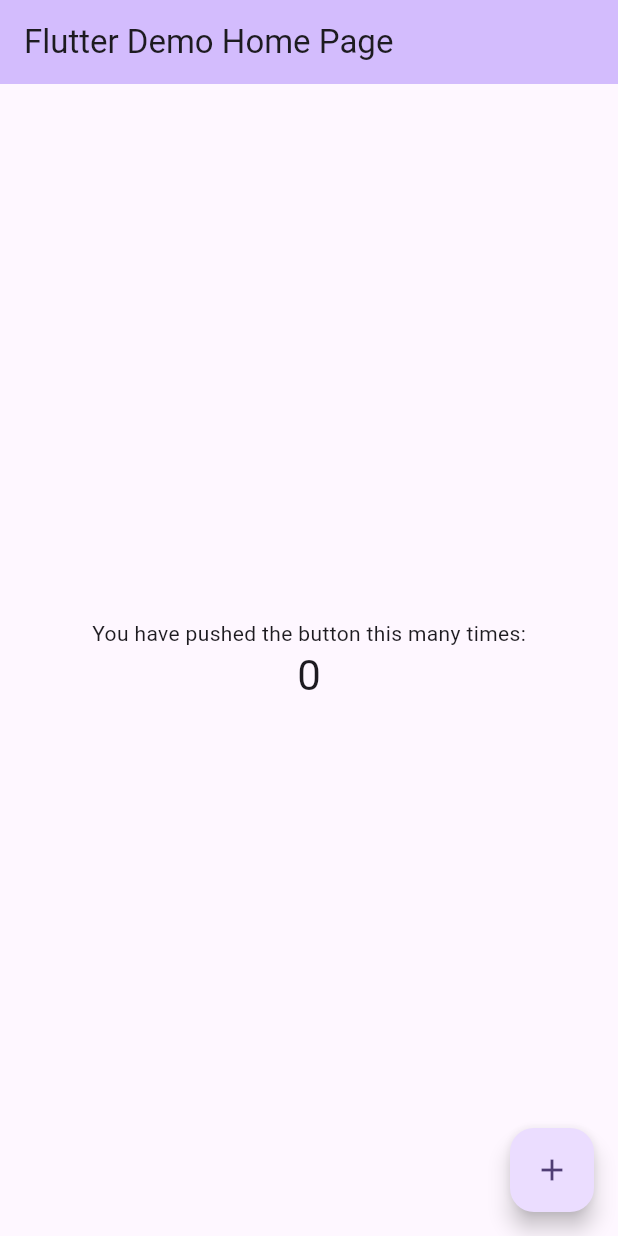
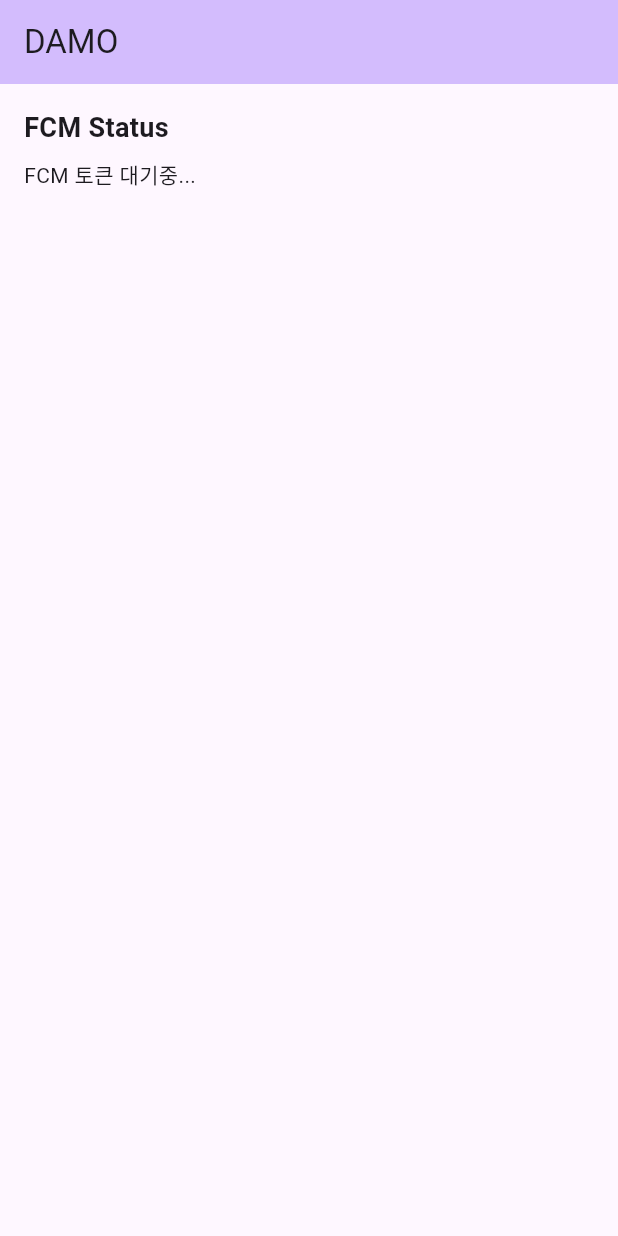
Before and after one commit to joheeyong/DAMO-flutter, a Flutter app: the screen it shows after launch, on a phone screen of 412 x 824 dp. Run offline on Flutter 3.47's test engine with Material 3 defaults, Android fonts, the phone set to English and light mode, and no system bars; our stand-ins replace firebase_core, firebase_messaging; accounts and stored records are empty; network calls fail.

Commit message:
Add FCM push notification receiving
- Add firebase_messaging for push notification support
- Handle foreground/background notifications
- Auto-register FCM token to backend server
- Show notification via SnackBar when received
- Update README with FCM feature documentation

Co-Authored-By: Claude Opus 4.6 <noreply@anthropic.com>

```diff
--- a/lib/main.dart
+++ b/lib/main.dart
@@ -1,128 +1,157 @@
 import 'package:flutter/material.dart';
 import 'package:firebase_core/firebase_core.dart';
+import 'package:firebase_messaging/firebase_messaging.dart';
+import 'package:http/http.dart' as http;
+import 'dart:convert';
 import 'firebase_options.dart';
+
+@pragma('vm:entry-point')
+Future<void> _firebaseMessagingBackgroundHandler(RemoteMessage message) async {
+  await Firebase.initializeApp(options: DefaultFirebaseOptions.currentPlatform);
+}
 
 void main() async {
   WidgetsFlutterBinding.ensureInitialized();
   await Firebase.initializeApp(
     options: DefaultFirebaseOptions.currentPlatform,
   );
+
+  FirebaseMessaging.onBackgroundMessage(_firebaseMessagingBackgroundHandler);
+
   runApp(const MyApp());
 }
 
 class MyApp extends StatelessWidget {
   const MyApp({super.key});
 
-  // This widget is the root of your application.
   @override
   Widget build(BuildContext context) {
     return MaterialApp(
-      title: 'Flutter Demo',
+      title: 'DAMO',
       theme: ThemeData(
-        // This is the theme of your application.
-        //
-        // TRY THIS: Try running your application with "flutter run". You'll see
-        // the application has a purple toolbar. Then, without quitting the app,
-        // try changing the seedColor in the colorScheme below to Colors.green
-        // and then invoke "hot reload" (save your changes or press the "hot
-        // reload" button in a Flutter-supported IDE, or press "r" if you used
-        // the command line to start the app).
-        //
-        // Notice that the counter didn't reset back to zero; the application
-        // state is not lost during the reload. To reset the state, use hot
-        // restart instead.
-        //
-        // This works for code too, not just values: Most code changes can be
-        // tested with just a hot reload.
         colorScheme: ColorScheme.fromSeed(seedColor: Colors.deepPurple),
       ),
-      home: const MyHomePage(title: 'Flutter Demo Home Page'),
+      home: const HomePage(),
     );
   }
 }
 
-class MyHomePage extends StatefulWidget {
-  const MyHomePage({super.key, required this.title});
-
-  // This widget is the home page of your application. It is stateful, meaning
-  // that it has a State object (defined below) that contains fields that affect
-  // how it looks.
-
-  // This class is the configuration for the state. It holds the values (in this
-  // case the title) provided by the parent (in this case the App widget) and
-  // used by the build method of the State. Fields in a Widget subclass are
-  // always marked "final".
-
-  final String title;
+class HomePage extends StatefulWidget {
+  const HomePage({super.key});
 
   @override
-  State<MyHomePage> createState() => _MyHomePageState();
+  State<HomePage> createState() => _HomePageState();
 }
 
-class _MyHomePageState extends State<MyHomePage> {
-  int _counter = 0;
+class _HomePageState extends State<HomePage> {
+  String _fcmToken = '';
+  String _lastMessage = '';
 
-  void _incrementCounter() {
-    setState(() {
-      // This call to setState tells the Flutter framework that something has
-      // changed in this State, which causes it to rerun the build method below
-      // so that the display can reflect the updated values. If we changed
-      // _counter without calling setState(), then the build method would not be
-      // called again, and so nothing would appear to happen.
-      _counter++;
+  static const String _apiBaseUrl = 'http://54.180.179.231:8080';
+
+  @override
+  void initState() {
+    super.initState();
+    _setupFcm();
+  }
+
+  Future<void> _setupFcm() async {
+    final messaging = FirebaseMessaging.instance;
+
+    final settings = await messaging.requestPermission(
+      alert: true,
+      badge: true,
+      sound: true,
+    );
+
+    if (settings.authorizationStatus == AuthorizationStatus.authorized) {
+      final token = await messaging.getToken();
+      if (token != null) {
+        setState(() => _fcmToken = token);
+        await _registerToken(token);
+      }
+
+      messaging.onTokenRefresh.listen((newToken) {
+        setState(() => _fcmToken = newToken);
+        _registerToken(newToken);
+      });
+    }
+
+    FirebaseMessaging.onMessage.listen((RemoteMessage message) {
+      setState(() {
+        _lastMessage =
+            '${message.notification?.title}: ${message.notification?.body}';
+      });
+
+      if (mounted) {
+        ScaffoldMessenger.of(context).showSnackBar(
+          SnackBar(
+            content: Text(_lastMessage),
+            duration: const Duration(seconds: 3),
+          ),
+        );
+      }
     });
+
+    FirebaseMessaging.onMessageOpenedApp.listen((RemoteMessage message) {
+      setState(() {
+        _lastMessage =
+            '${message.notification?.title}: ${message.notification?.body}';
+      });
+    });
+  }
+
+  Future<void> _registerToken(String token) async {
+    try {
+      await http.post(
+        Uri.parse('$_apiBaseUrl/api/fcm/register'),
+        headers: {'Content-Type': 'application/json'},
+        body: jsonEncode({
+          'token': token,
+          'platform': Theme.of(context).platform == TargetPlatform.iOS
+              ? 'ios'
+              : 'android',
+        }),
+      );
+    } catch (e) {
+      debugPrint('Token registration failed: $e');
+    }
   }
 
   @override
   Widget build(BuildContext context) {
-    // This method is rerun every time setState is called, for instance as done
-    // by the _incrementCounter method above.
-    //
-    // The Flutter framework has been optimized to make rerunning build methods
-    // fast, so that you can just rebuild anything that needs updating rather
-    // than having to individually change instances of widgets.
     return Scaffold(
       appBar: AppBar(
-        // TRY THIS: Try changing the color here to a specific color (to
-        // Colors.amber, perhaps?) and trigger a hot reload to see the AppBar
-        // change color while the other colors stay the same.
         backgroundColor: Theme.of(context).colorScheme.inversePrimary,
-        // Here we take the value from the MyHomePage object that was created by
-        // the App.build method, and use it to set our appbar title.
-        title: Text(widget.title),
+        title: const Text('DAMO'),
       ),
-      body: Center(
-        // Center is a layout widget. It takes a single child and positions it
-        // in the middle of the parent.
+      body: Padding(
+        padding: const EdgeInsets.all(16),
         child: Column(
-          // Column is also a layout widget. It takes a list of children and
-          // arranges them vertically. By default, it sizes itself to fit its
-          // children horizontally, and tries to be as tall as its parent.
-          //
-          // Column has various properties to control how it sizes itself and
-          // how it positions its children. Here we use mainAxisAlignment to
-          // center the children vertically; the main axis here is the vertical
-          // axis because Columns are vertical (the cross axis would be
-          // horizontal).
-          //
-          // TRY THIS: Invoke "debug painting" (choose the "Toggle Debug Paint"
-          // action in the IDE, or press "p" in the console), to see the
-          // wireframe for each widget.
-          mainAxisAlignment: MainAxisAlignment.center,
-          children: <Widget>[
-            const Text('You have pushed the button this many times:'),
+          crossAxisAlignment: CrossAxisAlignment.start,
+          children: [
+            const Text(
+              'FCM Status',
+              style: TextStyle(fontSize: 18, fontWeight: FontWeight.bold),
+            ),
+            const SizedBox(height: 8),
             Text(
-              '$_counter',
-              style: Theme.of(context).textTheme.headlineMedium,
+              _fcmToken.isEmpty
+                  ? 'FCM 토큰 대기중...'
+                  : 'FCM 토큰: ${_fcmToken.substring(0, 20)}...',
             ),
+            const SizedBox(height: 16),
+            if (_lastMessage.isNotEmpty) ...[
+              const Text(
+                '마지막 알림',
+                style: TextStyle(fontSize: 18, fontWeight: FontWeight.bold),
+              ),
+              const SizedBox(height: 8),
+              Text(_lastMessage),
+            ],
           ],
         ),
       ),
-      floatingActionButton: FloatingActionButton(
-        onPressed: _incrementCounter,
-        tooltip: 'Increment',
-        child: const Icon(Icons.add),
-      ), // This trailing comma makes auto-formatting nicer for build methods.
     );
   }
 }
--- a/pubspec.yaml
+++ b/pubspec.yaml
@@ -35,6 +35,8 @@ dependencies:
   # Use with the CupertinoIcons class for iOS style icons.
   cupertino_icons: ^1.0.8
   firebase_core: ^4.5.0
+  firebase_messaging: ^16.1.2
+  http: ^1.2.2
 
 dev_dependencies:
   flutter_test:
```
Also changed, not shown: pubspec.lock, 2 other files.
